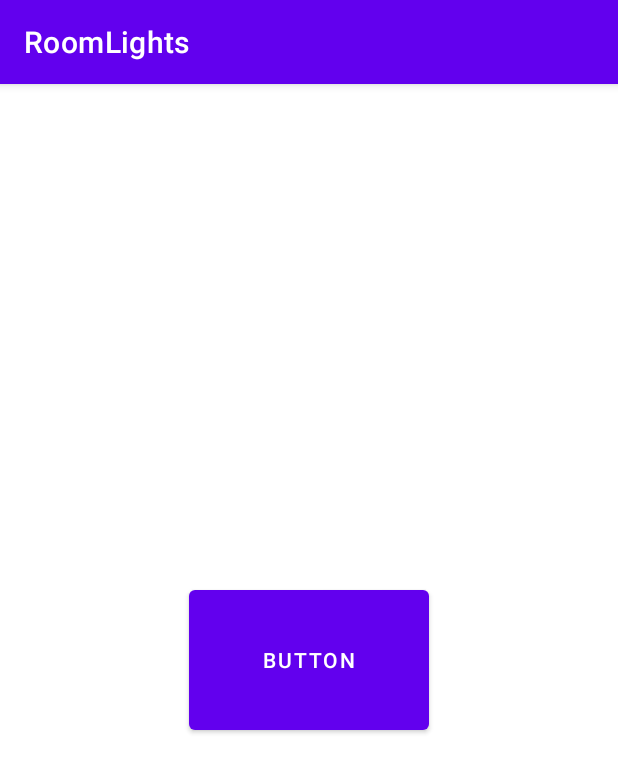
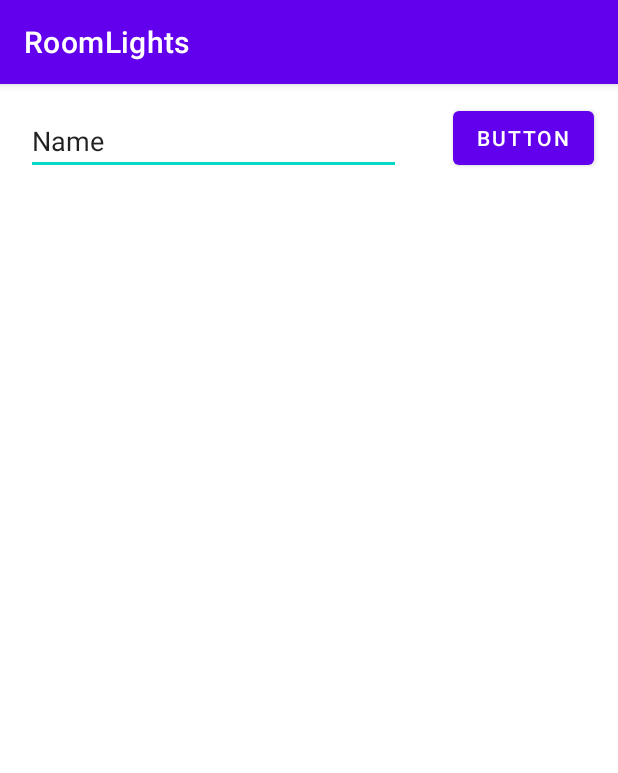
Before and after one commit to Slad3/RoomLightsApp, an Android app: the screen it shows after launch (MainActivity), on a phone screen of 412 x 824 dp. Shown: the top 773 px of the screen. Run offline under Robolectric (Android 15) with nearby library versions, the phone set to English and light mode, and no system bars.

Commit message:
Everything is working as it should be

```diff
--- a/app/src/main/java/com/Slad3/roomlights/MainActivity.kt
+++ b/app/src/main/java/com/Slad3/roomlights/MainActivity.kt
@@ -1,5 +1,10 @@
 package com.Slad3.roomlights
 
+import android.R.id.input
+import android.R.id.message
+import android.annotation.SuppressLint
+import android.app.Notification
+import android.app.Notification.*
 import android.app.NotificationChannel
 import android.app.NotificationManager
 import android.app.PendingIntent
@@ -9,6 +14,9 @@ import android.content.Intent
 import android.os.AsyncTask
 import android.os.Build
 import android.os.Bundle
+import android.widget.Button
+import android.widget.EditText
+import android.widget.TextView
 import android.widget.Toast
 import androidx.appcompat.app.AppCompatActivity
 import androidx.core.app.NotificationCompat
@@ -18,51 +26,87 @@ import java.net.URL
 
 class MainActivity : AppCompatActivity() {
 
+    companion object {
+        lateinit var ipAddress: String
+    }
 
     override fun onCreate(savedInstanceState: Bundle?) {
+
+
+
+
         super.onCreate(savedInstanceState)
         setContentView(R.layout.activity_main)
 
-        request("")
+
+        val ipText: EditText = findViewById(R.id.ipText)
+        val submitButton: Button = findViewById(R.id.submitButton)
+
+        submitButton.setOnClickListener {
+
+            println(ipText.text.toString())
+            ipAddress = ipText.text.toString()
+        }
 
         createNotificationChannel()
         notificationSend(this.applicationContext)
 
     }
 
+    @SuppressLint("WrongConstant")
     private fun notificationSend(context: Context){
 
-        val intentAction = Intent(context, ActionReceiver::class.java).apply {
-            flags = Intent.FLAG_ACTIVITY_NEW_TASK or Intent.FLAG_ACTIVITY_CLEAR_TASK
+        val broadcastIntentOn1 = Intent(this, MyBroadcastReceiver::class.java).apply{
+            putExtra("full", "on1")
         }
+        val actionIntentOn1 = PendingIntent.getBroadcast(this,0, broadcastIntentOn1, 0)
 
-        intentAction.putExtra("action", "actionName")
+       val broadcastIntentOff1 = Intent(this, MyBroadcastReceiver::class.java).apply{
+           putExtra("full", "off1")
+       }
+        val actionIntentOff1 = PendingIntent.getBroadcast(this,1, broadcastIntentOff1, 0)
 
-        val replyActionPendingIntent = PendingIntent.getBroadcast(context, 0, intentAction, 0);
+//       val broadcastIntentOn2 = Intent(this, MyBroadcastReceiver::class.java).apply{
+//           putExtra("full", "on2")
+//       }
+//        val actionIntentOn2 = PendingIntent.getBroadcast(this,0, broadcastIntentOn2, 0)
+//
+//
+//
+//       val broadcastIntentOff2 = Intent(this, MyBroadcastReceiver::class.java).apply{
+//           putExtra("full", "off2")
+//       }
+//        val actionIntentOff2 = PendingIntent.getBroadcast(this, 0, broadcastIntentOff2, 0)
+//
 
-        val notificationBuilder =
-            NotificationCompat.Builder(context, getString(R.string.primary_notification_channel_id))
-                .setSmallIcon(R.drawable.iyiuy71z)
+
+
+        val notificationBuilder = NotificationCompat.Builder(context, getString(R.string.primary_notification_channel_id))
+                .setSmallIcon(R.drawable.light)
                 .setContentTitle("Lights")
-                .setContentText("Description")
+//                .setContentText("Description")
+                .addAction(R.drawable.light, "On 1", actionIntentOn1)
+                .addAction(R.drawable.light, "Off 1", actionIntentOff1)
+
+                .setOnlyAlertOnce(true)
+                .setAutoCancel(false)
+                .setOngoing(true)
+                .setVisibility(-1)
+
                 .setStyle(NotificationCompat.BigTextStyle().bigText("Big Text"))
-                .addAction(R.drawable.iyiuy71z, "Previous", replyActionPendingIntent)
-                .setOngoing(true)
 //                .setStyle(
 //                    androidx.media.app.NotificationCompat.MediaStyle()
-////                        .setShowActionsInCompactView(0)
+//                        .setShowActionsInCompactView(0, 1)
+//                        .setMediaSession(null)
+//
 //                )
 
-
                 with(NotificationManagerCompat.from(this)) {
-                    notify(0, notificationBuilder!!.build())
+                    notify(0, notificationBuilder.build())
                 }
     }
 
-
     private fun createNotificationChannel() {
-        // Create the NotificationChannel, but only on API 26+ because
-        // the NotificationChannel class is new and not in the support library
         if (Build.VERSION.SDK_INT >= Build.VERSION_CODES.O) {
             val name = getString(R.string.primary_notification_channel_name)
             val descriptionText = getString(R.string.primary_notification_channel_description)
@@ -75,60 +119,56 @@ class MainActivity : AppCompatActivity() {
             ).apply {
                 description = descriptionText
             }
-            // Register the channel with the system
             val notificationManager: NotificationManager =
                     getSystemService(Context.NOTIFICATION_SERVICE) as NotificationManager
             notificationManager.createNotificationChannel(channel)
         }
     }
 
-    private fun request(extension: String){
-        val tempHttp = RetrieveFeedTask().execute()
+    public fun request(extension: String){
+        val tempHttp = RetrieveHttpTask(extension).execute()
     }
 
-    class ActionReceiver : BroadcastReceiver() {
+    public fun getIPAddress(): String { return ipAddress}
+
+    class MyBroadcastReceiver : BroadcastReceiver() {
+
+        fun request(extension: String){
+            val tempHttp = RetrieveHttpTask( extension).execute()
+        }
+
         override fun onReceive(
             context: Context,
             intent: Intent
         ) {
 
-            println("here")
-            Toast.makeText(context,"received", Toast.LENGTH_LONG).show();
-            val action = intent.getStringExtra("action")
-            if (action == "action1") {
-                performAction1()
-            } else if (action == "action2") {
-                performAction2()
-            }
-            else{
-                performDefaultAction()
-            }
+
+            val action: String? = intent.getStringExtra("action")
+            val port: String? = intent.getStringExtra("port")
+            println("Action:\t" + action + "\t" + port)
+            println(intent.getStringExtra("full"))
+            this.request(intent.getStringExtra("full"))
+
+
             //This is used to close the notification tray
-            val it = Intent(Intent.ACTION_CLOSE_SYSTEM_DIALOGS)
-            context.sendBroadcast(it)
+//            val it = Intent(Intent.ACTION_CLOSE_SYSTEM_DIALOGS)
+//            context.sendBroadcast(it)
         }
 
-        fun performAction1() {
-            println("action 1")
-        }
-        fun performAction2() {
-            println("action 2")
-        }
-        fun performDefaultAction() {
-            println("default action")
-        }
     }
 
-    internal class RetrieveFeedTask :
-        AsyncTask<String?, Void?, Void?>() {
+
+    internal class RetrieveHttpTask(input: String) :
+            AsyncTask<String?, Void?, Void?>() {
         private var exception: Exception? = null
 
+        var task: String = input
+
         override fun doInBackground(vararg p0: String?): Void? {
-
-            println("here")
-
-            val url = URL("https://benbarcaskey.com")
-            println(url.readText())
+            val endUrl = MainActivity.ipAddress + task
+            println(endUrl)
+            val url = URL(endUrl)
+            url.readText()
             return null
         }
 
--- a/app/src/main/res/layout/activity_main.xml
+++ b/app/src/main/res/layout/activity_main.xml
@@ -6,14 +6,28 @@
     android:layout_height="match_parent"
     tools:context=".MainActivity">
 
-    <Button
-        android:id="@+id/button"
-        android:layout_width="160dp"
-        android:layout_height="105dp"
-        android:text="Button"
+    <EditText
+        android:id="@+id/ipText"
+        android:layout_width="250dp"
+        android:layout_height="44dp"
+        android:ems="10"
+        android:inputType="textPersonName"
+        android:text="Name"
         app:layout_constraintBottom_toBottomOf="parent"
         app:layout_constraintEnd_toEndOf="parent"
+        app:layout_constraintHorizontal_bias="0.109"
         app:layout_constraintStart_toStartOf="parent"
+        app:layout_constraintTop_toTopOf="parent"
+        app:layout_constraintVertical_bias="0.023" />
+
+    <Button
+        android:id="@+id/submitButton"
+        android:layout_width="wrap_content"
+        android:layout_height="wrap_content"
+        android:layout_marginTop="12dp"
+        android:text="Button"
+        app:layout_constraintEnd_toEndOf="parent"
+        app:layout_constraintHorizontal_bias="0.68"
+        app:layout_constraintStart_toEndOf="@+id/ipText"
         app:layout_constraintTop_toTopOf="parent" />
-
 </androidx.constraintlayout.widget.ConstraintLayout>
--- /dev/null
+++ b/app/src/main/res/xml/network_security_config.xml
@@ -0,0 +1,4 @@
+<?xml version="1.0" encoding="utf-8"?>
+<network-security-config>
+    <base-config cleartextTrafficPermitted="true" />
+</network-security-config>
```
Also changed, not shown: app/src/main/AndroidManifest.xml (+7 -0 lines), app/src/main/res/drawable/light.png (added), 1 other file.
